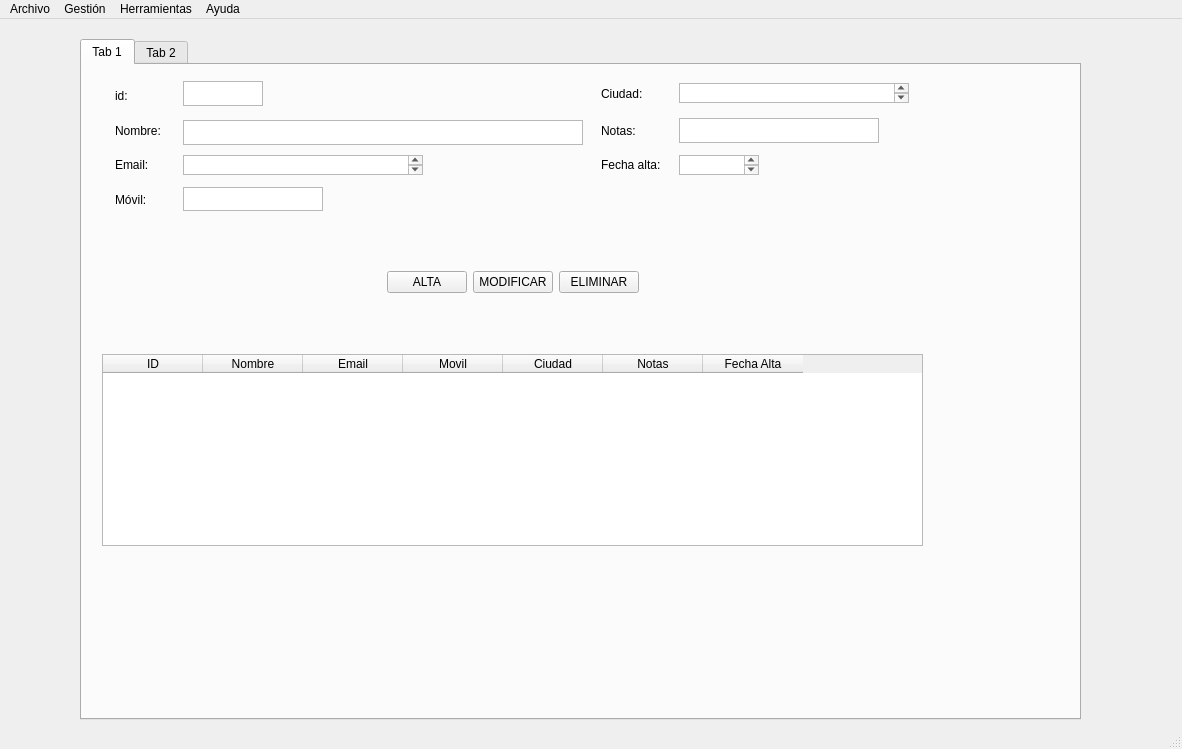
lauri1604/rodriguezrodriguezrecupera, file templates/venPrincipal.ui: the form before one commit.
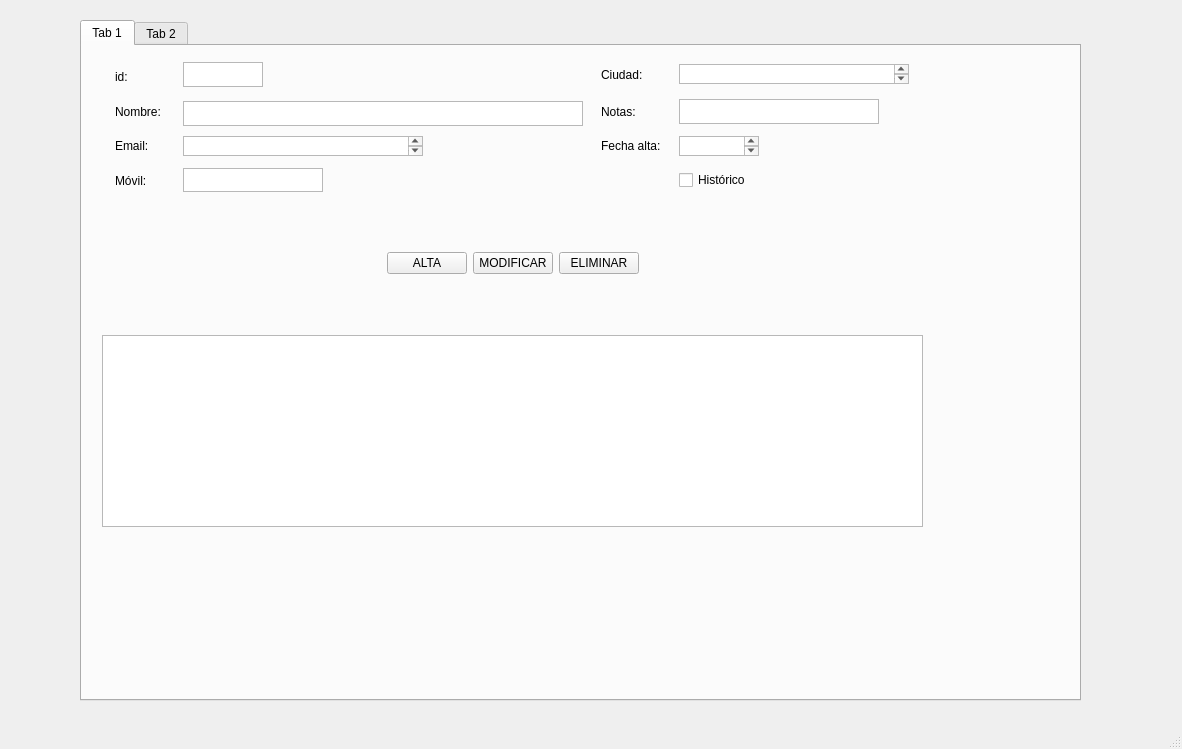
The form after the commit. Icons and pictures are not drawn.

Commit message: Colocado el botón histórico

The edit to the form file:
```diff
--- a/templates/venPrincipal.ui
+++ b/templates/venPrincipal.ui
@@ -253,9 +253,6 @@
          <property name="whatsThis">
           <string>&lt;html&gt;&lt;head/&gt;&lt;body&gt;&lt;p align=&quot;center&quot;&gt;&lt;br/&gt;&lt;/p&gt;&lt;/body&gt;&lt;/html&gt;</string>
          </property>
-         <property name="styleSheet">
-          <string notr="true"/>
-         </property>
         </widget>
        </item>
        <item row="1" column="0">
@@ -334,6 +331,13 @@
          </property>
         </widget>
        </item>
+       <item row="3" column="3">
+        <widget class="QCheckBox" name="checkhistorico">
+         <property name="text">
+          <string>Histórico</string>
+         </property>
+        </widget>
+       </item>
       </layout>
      </widget>
      <widget class="QWidget" name="layoutWidget">
@@ -424,43 +428,7 @@
         </spacer>
        </item>
        <item row="3" column="0" colspan="5">
-        <widget class="QTableWidget" name="tableWidget">
-         <column>
-          <property name="text">
-           <string>ID</string>
-          </property>
-         </column>
-         <column>
-          <property name="text">
-           <string>Nombre</string>
-          </property>
-         </column>
-         <column>
-          <property name="text">
-           <string>Email</string>
-          </property>
-         </column>
-         <column>
-          <property name="text">
-           <string>Movil</string>
-          </property>
-         </column>
-         <column>
-          <property name="text">
-           <string>Ciudad</string>
-          </property>
-         </column>
-         <column>
-          <property name="text">
-           <string>Notas</string>
-          </property>
-         </column>
-         <column>
-          <property name="text">
-           <string>Fecha Alta</string>
-          </property>
-         </column>
-        </widget>
+        <widget class="QTableWidget" name="tableWidget"/>
        </item>
       </layout>
      </widget>
@@ -478,38 +446,9 @@
      <x>0</x>
      <y>0</y>
      <width>1182</width>
-     <height>22</height>
+     <height>21</height>
     </rect>
    </property>
-   <widget class="QMenu" name="menuArchivo">
-    <property name="title">
-     <string>Archivo</string>
-    </property>
-    <addaction name="actionSalir"/>
-   </widget>
-   <widget class="QMenu" name="menuGesti_n">
-    <property name="title">
-     <string>Gestión</string>
-    </property>
-   </widget>
-   <widget class="QMenu" name="menuHerramientas">
-    <property name="title">
-     <string>Herramientas</string>
-    </property>
-    <addaction name="actionCrear_Backup"/>
-    <addaction name="actionRestaurar_Backup"/>
-    <addaction name="separator"/>
-    <addaction name="actionExportar_Datos"/>
-   </widget>
-   <widget class="QMenu" name="menuAyuda">
-    <property name="title">
-     <string>Ayuda</string>
-    </property>
-   </widget>
-   <addaction name="menuArchivo"/>
-   <addaction name="menuGesti_n"/>
-   <addaction name="menuHerramientas"/>
-   <addaction name="menuAyuda"/>
   </widget>
   <widget class="QStatusBar" name="statusbar"/>
   <action name="actionSalir">
```
Left out of the diff: 60 changed lines with no effect on the pictures. The commit also changes 6 other files.
